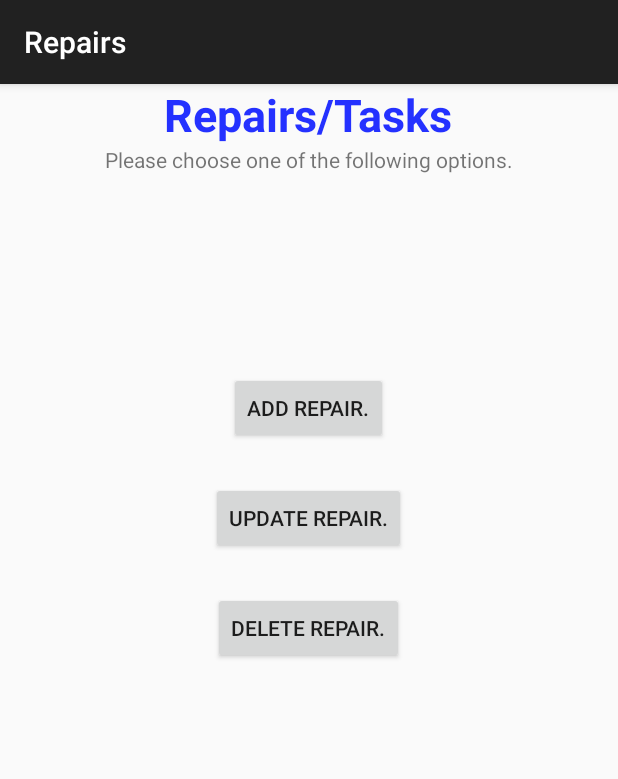
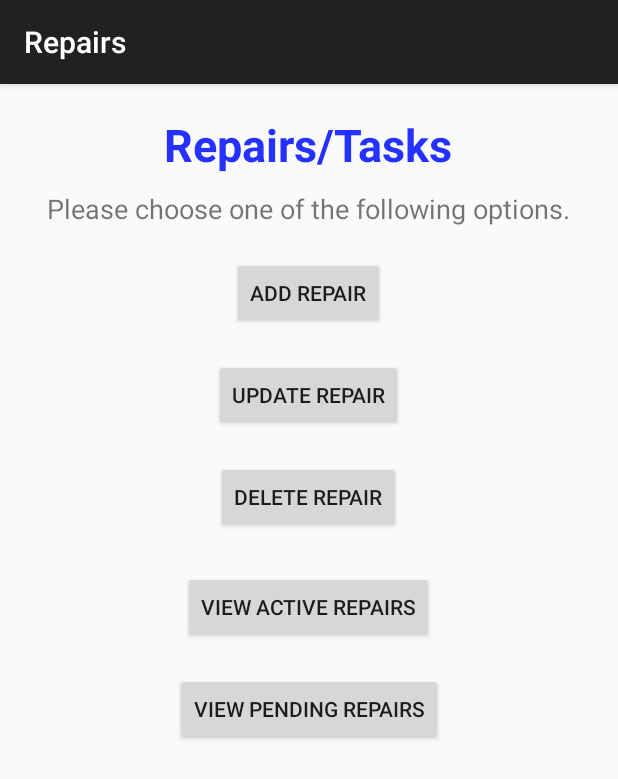
Before and after one commit to jahuey777/SoftwareProject540, an Android app: the screen it shows after launch (Repairs), after a tap on "REPAIRS/TASKS", on a phone screen of 412 x 824 dp. Shown: the top 779 px of the screen. Run offline under Robolectric (Android 15) with nearby library versions, the light colour scheme and no system bars.

Commit message:
Made changes to sqLiteHelper class deleted some un needed buttons and made a few changes to xml files and create a addingRepair.java file and a new xml file

```diff
--- a/Bikes/app/src/main/java/com/example/jaimejahuey/bikes/MySQLiteHelper.java
+++ b/Bikes/app/src/main/java/com/example/jaimejahuey/bikes/MySQLiteHelper.java
@@ -36,14 +36,15 @@ public class MySQLiteHelper extends SQLiteOpenHelper
 
     //Columns for the repairs table
     public static final String COLUMN_ID_REPAIRS= "idP";
-    public static final String REPAIRS_FKEY = "idINum";
     public static final String CUST_NAME = "customer_name";
     public static final String CUST_PHONE = "customer_phone";
     public static final String DUE_DATE = "due_date";
+    public static final String STATUS_BIT = "status";
 
     //Columns for the sales table
     //public static final String SERIAL_NUM = "serial";
     public static final String COLUMN_ID_SALES = "idS";
+    public static final String SALES_FKEY = "idINum";
     public static final String SALE_DATE = "sale_date"; // Date of sale
     public static final String SALE_PRICE = "sale_price";
 
@@ -64,10 +65,10 @@ public class MySQLiteHelper extends SQLiteOpenHelper
          + KEY_CONDITION + " TEXT," + KEY_AVAILABLE + " INTEGER)";
 
         String CREATE_REPAIRS_TABLE = "CREATE TABLE " + TABLE_repairs + "( " + COLUMN_ID_REPAIRS + "integer primary key,"
-        + CUST_NAME + " TEXT, " + CUST_PHONE + " TEXT," + DUE_DATE + " TEXT," + REPAIRS_FKEY + " INTEGER, "+ " FOREIGN KEY (" + REPAIRS_FKEY +") REFERENCES " + TABLE_inventory + "(" + COLUMN_ID_INVENTORY + "))";
+        + CUST_NAME + " TEXT, " + CUST_PHONE + " TEXT," + DUE_DATE + " TEXT," + STATUS_BIT + " INTEGER)";
 
         String CREATE_SALES_TABLE = "CREATE TABLE " + TABLE_sales + "( " + COLUMN_ID_SALES + "integer primary key,"
-                + KEY_SERIALCODE + " TEXT, " + SALE_DATE + " TEXT," + SALE_PRICE + " TEXT)";
+                + KEY_SERIALCODE + " TEXT, " + SALE_DATE + " TEXT," + SALE_PRICE + " TEXT," + SALES_FKEY + " INTEGER, "+ " FOREIGN KEY (" + SALES_FKEY +") REFERENCES " + TABLE_inventory + "(" + COLUMN_ID_INVENTORY + "))";
 
 
 
--- a/Bikes/app/src/main/java/com/example/jaimejahuey/bikes/Repairs.java
+++ b/Bikes/app/src/main/java/com/example/jaimejahuey/bikes/Repairs.java
@@ -7,21 +7,34 @@ import android.os.Bundle;
 import android.support.v7.app.ActionBarActivity;
 import android.view.Menu;
 import android.view.MenuItem;
+import android.view.View;
+import android.widget.Button;
 
 /**
  * Created by jaimejahuey on 9/16/15.
  */
 public class Repairs extends ActionBarActivity
 {
+    private Button addRepair;
+    // private Button deleteRepair;
+
     @Override
     protected void onCreate(Bundle savedInstanceState)
     {
         super.onCreate(savedInstanceState);
         setContentView(R.layout.repairs_layout);
 
+        addRepair = (Button) findViewById(R.id.AddRepair);
 
+        addRepair.setOnClickListener(new View.OnClickListener()
+        {
+            @Override
+            public void onClick(View view)
+            {
+
+            }
+        });
     }
-
 
     @Override
     public void onSaveInstanceState(Bundle savedInstanceState)
--- a/Bikes/app/src/main/res/layout/repairs_layout.xml
+++ b/Bikes/app/src/main/res/layout/repairs_layout.xml
@@ -7,6 +7,7 @@
     android:gravity="center_horizontal">
 
     <TextView
+        android:layout_marginTop="20dp"
         android:layout_width="wrap_content"
         android:layout_height="wrap_content"
         android:textAppearance="?android:attr/textAppearanceLarge"
@@ -18,31 +19,46 @@
         android:textStyle="bold" />
 
     <TextView
+        android:layout_marginTop="10dp"
+        android:textSize="18dp"
         android:layout_width="wrap_content"
         android:layout_height="match_parent"
-        android:text="Please choose one of the following options.\n\n"/>
+        android:text="Please choose one of the following options."/>
 
     <Button
-        android:layout_marginTop="100dp"
+        android:layout_marginTop="20dp"
         android:layout_width="wrap_content"
         android:layout_height="wrap_content"
         android:id="@+id/AddRepair"
-        android:text="Add repair."
+        android:text="Add repair"
         />
     <Button
-        android:layout_marginTop="25dp"
+        android:layout_marginTop="20dp"
         android:layout_width="wrap_content"
         android:layout_height="wrap_content"
         android:id="@+id/UpdateRepair"
-        android:text="Update repair."/>
+        android:text="Update repair"/>
+
+    <Button
+        android:layout_marginTop="20dp"
+        android:layout_width="wrap_content"
+        android:layout_height="wrap_content"
+        android:id="@+id/DeleteRepair"
+        android:text="Delete repair"/>
 
     <Button
         android:layout_marginTop="25dp"
         android:layout_width="wrap_content"
         android:layout_height="wrap_content"
-        android:id="@+id/DeleteRepair"
-        android:text="Delete repair."/>
+        android:id="@+id/ViewActiveRepairs"
+        android:text="View Active Repairs"/>
 
+    <Button
+        android:layout_marginTop="20dp"
+        android:layout_width="wrap_content"
+        android:layout_height="wrap_content"
+        android:id="@+id/ViewPendingRepairs"
+        android:text="View Pending Repairs"/>
 
 
 </LinearLayout>
```
Also changed, not shown: Bikes/app/src/main/java/com/example/jaimejahuey/bikes/AddingRepair.java (added, +9 -0 lines), Bikes/app/src/main/java/com/example/jaimejahuey/bikes/viewProfit.java (+22 -0 lines), Bikes/app/src/main/res/layout/adding_repair.xml (added, +66 -0 lines), 2 other files.
